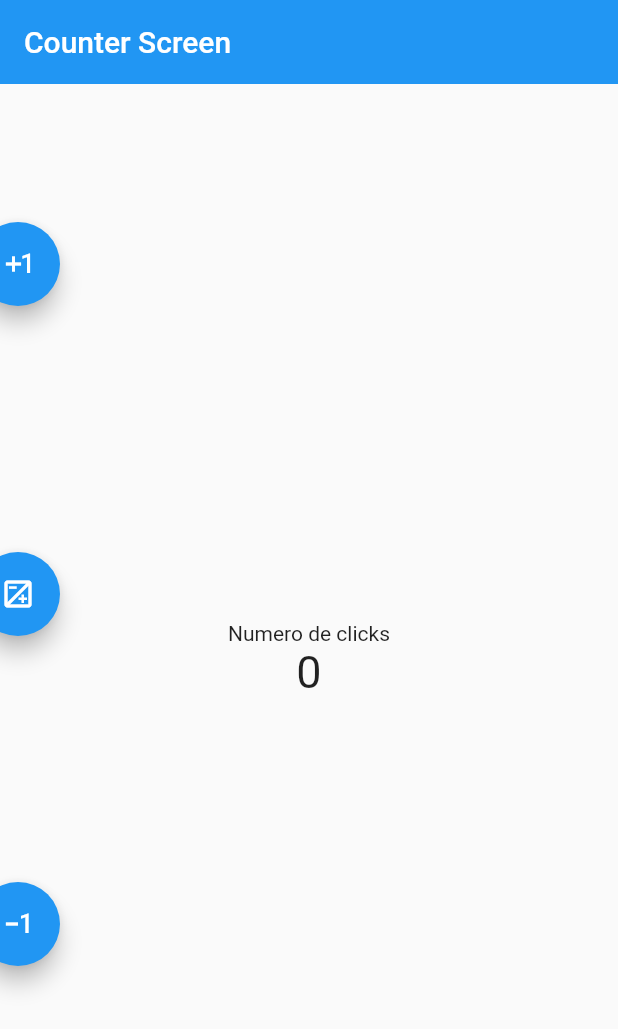
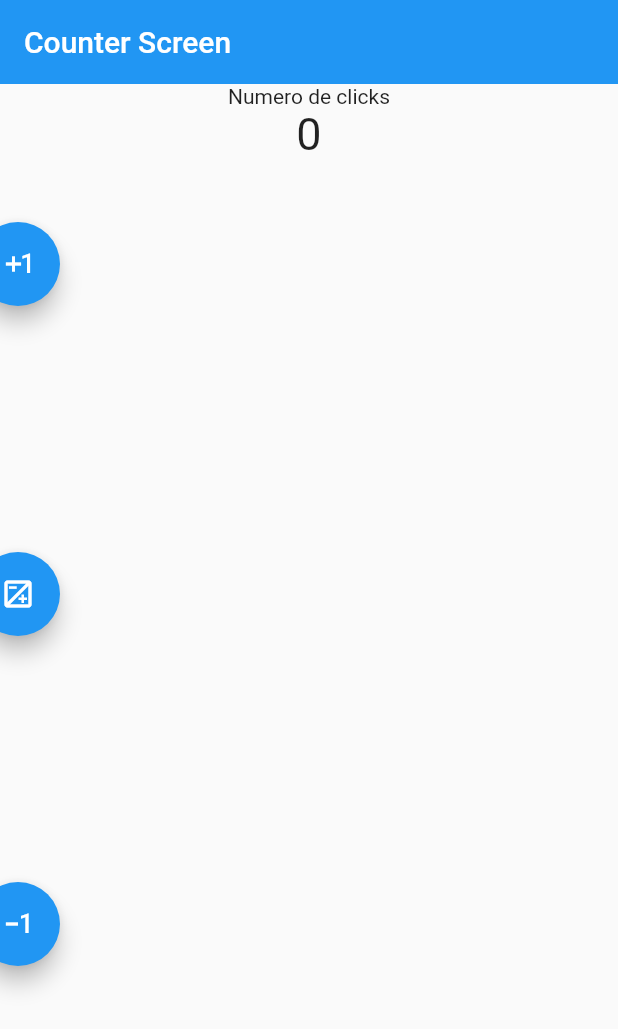
Before and after one commit to manuel-canio-gil-291/contador_a_mano, a Flutter app: the screen it shows after launch, on a phone screen of 412 x 824 dp. Shown: the top 1029 px of the screen. Run offline on Flutter 3.47's test engine with Material 2 defaults, Android fonts, the phone set to English and light mode, and no system bars.

Commit message:
Contador pantalla

```diff
--- a/lib/screens/counter_screen.dart
+++ b/lib/screens/counter_screen.dart
@@ -20,12 +20,14 @@ class _CounterScreenState extends State<CounterScreen> {
         elevation: 0
       ),
       body: Center(
-        child: Column(
+        child: Row(
           mainAxisAlignment: MainAxisAlignment.center,
           crossAxisAlignment: CrossAxisAlignment.center,
-          children: [
-          const Text('Numero de clicks'),
-          Text('$counter', style: textStyle)
+          children: <Widget> [
+            Column(),
+            Column(children: [const Text('Numero de clicks'),
+          Text('$counter', style: textStyle)],)
+
         ]),
       ),
       floatingActionButtonLocation: FloatingActionButtonLocation.endFloat,
```
